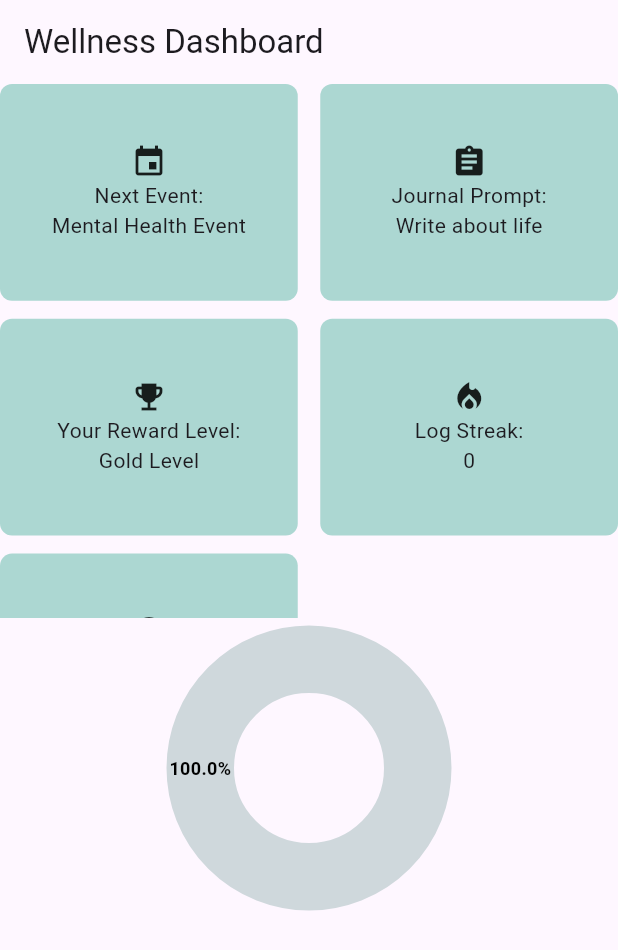
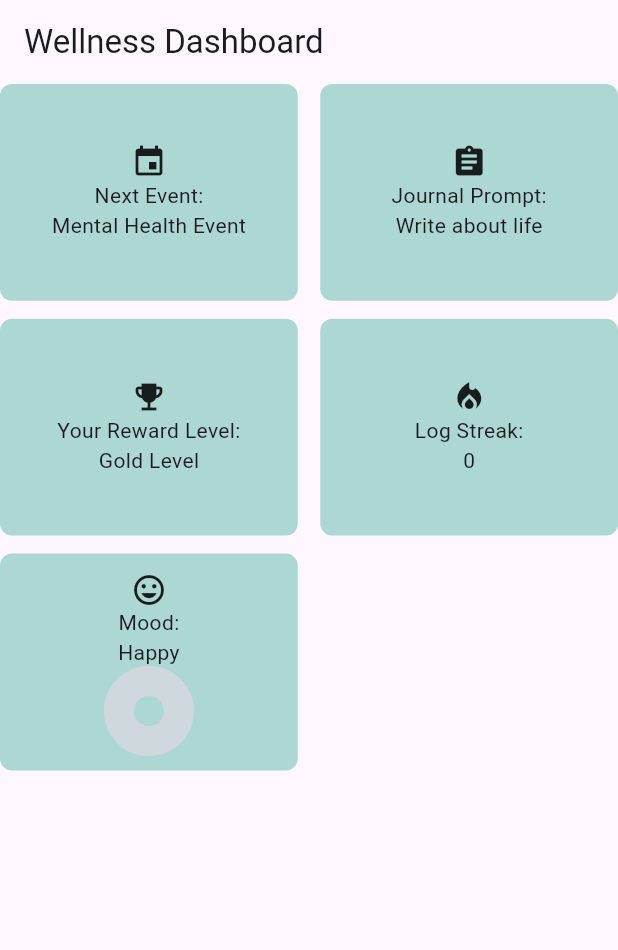
Before and after one commit to WillssEdgar/MoodWaves, a Flutter app: the DashboardWidget widget shown alone on an empty page, opened directly, on a phone screen of 412 x 824 dp. Shown: the top 950 px of the screen. Run offline on Flutter 3.47's test engine with Material 3 defaults, Android fonts, the phone set to English and light mode, and no system bars; our stand-ins replace cloud_firestore, firebase_auth, firebase_core, table_calendar; accounts and stored records are empty.

Commit message:
Pie Chart to Dashboard Card

```diff
--- a/lib/data/card_details.dart
+++ b/lib/data/card_details.dart
@@ -4,22 +4,24 @@ import 'package:mood_waves/model/card_model.dart';
 /// The CardDetails class contains the cardData list that contains the data for the cards displayed on the dashboard.
 class CardDetails {
   final String consecutiveDays;
+  Widget? pieChart;
   late final List<CardModel> cardData;
 
-  CardDetails({required this.consecutiveDays})
-      : cardData = _initializeCardData(consecutiveDays);
+  CardDetails({required this.consecutiveDays, this.pieChart})
+      : cardData = _initializeCardData(consecutiveDays, pieChart);
 
-  static List<CardModel> _initializeCardData(String consecutiveDays) {
+  static List<CardModel> _initializeCardData(
+      String consecutiveDays, Widget? pieChart) {
     return [
-      const CardModel(
+      CardModel(
           icon: Icons.event,
           value: "Mental Health Event",
           title: "Next Event:"),
-      const CardModel(
+      CardModel(
           icon: Icons.assignment,
           value: "Write about life",
           title: "Journal Prompt:"),
-      const CardModel(
+      CardModel(
           icon: Icons.emoji_events,
           value: "Gold Level",
           title: "Your Reward Level:"),
@@ -27,7 +29,8 @@ class CardDetails {
           icon: Icons.local_fire_department,
           value: consecutiveDays,
           title: "Log Streak:"),
-      const CardModel(icon: Icons.mood, value: "Happy", title: "Mood:"),
+      CardModel(
+          icon: Icons.mood, value: "Happy", title: "Mood:", widget: pieChart),
     ];
   }
 }
--- a/lib/model/card_model.dart
+++ b/lib/model/card_model.dart
@@ -9,7 +9,11 @@ class CardModel {
   final IconData icon;
   final String value;
   final String title;
+  Widget? widget;
 
-  const CardModel(
-      {required this.icon, required this.value, required this.title});
+  CardModel(
+      {required this.icon,
+      required this.value,
+      required this.title,
+      this.widget});
 }
--- a/lib/screens/events.dart
+++ b/lib/screens/events.dart
@@ -1,25 +1,22 @@
 import 'package:flutter/material.dart';
-
 
 /// Generates the page for the Events tab of the app.
 ///
 class EventsPage extends StatelessWidget {
-
+  const EventsPage({super.key});
 
   /// Override method stores dummy data, and
   @override
   Widget build(BuildContext context) {
     // Dummy data for feed items
     final List<Map<String, String>> feedItems = [
-
-{
-        'title':"What to do with Expired Goods",
+      {
+        'title': "What to do with Expired Goods",
         'content': "One great calming activity is to restock old cans!",
         'author': "UNCW Sustainability",
         'datetime': "February 21 at 2:00PM",
         'location': "Fisher Student Center",
       },
-
       {
         'title': "Fire at Seahawk village",
         'content': "Celebrate at the pool, and eat s'mores at the campfire!",
@@ -28,30 +25,28 @@ class EventsPage extends StatelessWidget {
         'location': "Seahawk Village",
       },
       {
-        'title':"Spa Day",
-        'content':"Take some time to treat yourself!",
-        'author':"Seahawk Wellness",
+        'title': "Spa Day",
+        'content': "Take some time to treat yourself!",
+        'author': "Seahawk Wellness",
         'datetime': "April 26 at 2:30PM",
         'location': "Leonard Student Recreational Center",
-
       },
       {
-        'title':"Yoga on the Beach",
-        'content':"Come join us this morning on the seaside for a calming experience!",
-        'author':"UNCW Yoga Association",
-        'datetime':"April 27 at 8:00AM",
+        'title': "Yoga on the Beach",
+        'content':
+            "Come join us this morning on the seaside for a calming experience!",
+        'author': "UNCW Yoga Association",
+        'datetime': "April 27 at 8:00AM",
         'location': "Wrightsville Beach",
-
       },
       {
-        'title':"Handpan Music Festival",
-        'content':"Listen to the soothing ringing of these bell-like instruments!",
-        'author':"Blue Mountain Group",
-        'datetime':"April 28 at 12:30PM",
+        'title': "Handpan Music Festival",
+        'content':
+            "Listen to the soothing ringing of these bell-like instruments!",
+        'author': "Blue Mountain Group",
+        'datetime': "April 28 at 12:30PM",
         'location': "Fisher Student Center",
-
       }
-
     ];
 
     List sortedList = listSorter(feedItems);
@@ -94,71 +89,58 @@ class EventsPage extends StatelessWidget {
   }
 }
 
-
 /// Returns a checkable time string, allowing cards with closer time
 /// to rise to the top
- DateTime _dateCreator(String eventDate) {
+DateTime _dateCreator(String eventDate) {
   final now = DateTime.now();
   eventDate = eventDate.replaceAll("at ", "");
   List<String> splittedList = eventDate.split(" ");
 
-String timeMonth = splittedList[0].toLowerCase();
-int timeDay = int.parse(splittedList[1]);
-
+  String timeMonth = splittedList[0].toLowerCase();
+  int timeDay = int.parse(splittedList[1]);
 
   String timeVal = splittedList[2];
   List<String> splittedTime = timeVal.split(":");
   int timeHr = int.parse(splittedTime[0]);
-  int timeMin = int.parse(splittedTime[1].substring(0,2));
+  int timeMin = int.parse(splittedTime[1].substring(0, 2));
   String meridium = splittedTime[1].substring(2);
 
   if (meridium == "PM") {
     timeHr = timeHr + 12;
   }
 
-
   // "April" "27" "2:30"
 
-  DateTime eventDateTime = DateTime(now.year, _getMonthIndex(timeMonth), timeDay, timeHr, timeMin);
-  print(eventDateTime);
+  DateTime eventDateTime =
+      DateTime(now.year, _getMonthIndex(timeMonth), timeDay, timeHr, timeMin);
+  //print(eventDateTime);
   return eventDateTime;
 }
 
-
 /// Takes in an unsorted list of events, and based on their DateTime values,
 List listSorter(List feedItems) {
-
-
   final now = DateTime.now();
   List sortedList = [];
   List expiredList = [];
 
-
   for (var i = 0; i < feedItems.length; i++) {
-
-
     DateTime indivEventTime = _dateCreator(feedItems[i]['datetime']);
 
     if (indivEventTime.isBefore(now)) {
-
       String expiredTime = (feedItems[i]["datetime"]);
       feedItems[i]["datetime"] = ("Expired: $expiredTime");
       expiredList.add(feedItems[i]);
-
     } else if (indivEventTime.isAfter(now)) {
       sortedList.add(feedItems[i]);
     }
   }
-    print(expiredList.length);
-    sortedList.addAll(expiredList);
+  //print(expiredList.length);
+  sortedList.addAll(expiredList);
 
   // print(sortedList.reversed);
 
-
   return sortedList;
-
 }
-
 
 /// returns number for month index, generated by ChatGPT
 int _getMonthIndex(String monthName) {
--- a/lib/screens/mood_log.dart
+++ b/lib/screens/mood_log.dart
@@ -137,7 +137,7 @@ class _MoodLogState extends State<MoodLog> {
         // If the moodList is empty, it's the first entry of the day
         isFirstEntryOfDay = currentMoodList.isEmpty;
       } catch (e) {
-        print("Error getting moodList: $e");
+        //print("Error getting moodList: $e");
       }
 
       // Add the new mood to the current moodList
@@ -245,7 +245,10 @@ class _MoodLogState extends State<MoodLog> {
                     child: SizedBox(
                       height: 200,
                       width: 200,
-                      child: MyPieChart(moodLog: moodInfo),
+                      child: MyPieChart(
+                        moodLog: moodInfo,
+                        type: "moodlog",
+                      ),
                     ),
                   ),
                   const SizedBox(width: 15),
--- a/lib/widgets/dashboard_widget.dart
+++ b/lib/widgets/dashboard_widget.dart
@@ -2,7 +2,7 @@ import 'package:flutter/material.dart';
 import 'package:mood_waves/widgets/details_card.dart';
 import 'package:mood_waves/classes/mood_info.dart';
 import 'package:mood_waves/classes/mood.dart';
-import 'package:mood_waves/widgets/pie_chart.dart';
+//import 'package:mood_waves/widgets/pie_chart.dart';
 import 'package:intl/intl.dart';
 import 'package:firebase_auth/firebase_auth.dart';
 import 'package:cloud_firestore/cloud_firestore.dart';
@@ -100,23 +100,27 @@ class _DashboardWidgetState extends State<DashboardWidget> {
 
     return ListView(
       children: [
-        // Place the DetailsCard widget first
-        SizedBox(
-          height: screenSize.height * 0.5,
-          child: const DetailsCard(),
-        ),
+        Column(
+          children: [
+            // Place the DetailsCard widget first
+            SizedBox(
+              height: screenSize.height * 1,
+              child: const DetailsCard(),
+            ),
+          ],
+        )
         // Then the MyPieChart widget
-        if (moodInfo.moodlist.isNotEmpty) ...[
-          SizedBox(
-            height: 200, // Adjust the size as needed
-            width: screenSize.width, // Make the chart take full width
-            child: MyPieChart(moodLog: moodInfo),
-          ),
-        ] else ...[
-          const Center(
-            child: Text("No mood data available"),
-          ),
-        ],
+        // if (moodInfo.moodlist.isNotEmpty) ...[
+        //   SizedBox(
+        //     height: 200, // Adjust the size as needed
+        //     width: screenSize.width, // Make the chart take full width
+        //     child: MyPieChart(moodLog: moodInfo),
+        //   ),
+        // ] else ...[
+        //   const Center(
+        //     child: Text("No mood data available"),
+        //   ),
+        // ],
       ],
     );
   }
--- a/lib/widgets/details_card.dart
+++ b/lib/widgets/details_card.dart
@@ -1,25 +1,95 @@
 import 'package:cloud_firestore/cloud_firestore.dart';
 import 'package:firebase_auth/firebase_auth.dart';
+
 import 'package:flutter/material.dart';
+
 import 'package:intl/intl.dart';
+import 'package:mood_waves/classes/mood.dart';
+import 'package:mood_waves/classes/mood_info.dart';
 import 'package:mood_waves/data/card_details.dart';
 import 'package:mood_waves/widgets/custom_card_widget.dart';
+import 'package:mood_waves/widgets/pie_chart.dart';
 
 class DetailsCard extends StatefulWidget {
   const DetailsCard({Key? key}) : super(key: key);
 
   @override
-  _DetailsCardState createState() => _DetailsCardState();
+  State<DetailsCard> createState() => _DetailsCardState();
 }
 
 class _DetailsCardState extends State<DetailsCard> {
   late String consecutiveDays = '';
+  DateTime today = DateTime.now();
   final String userId = FirebaseAuth.instance.currentUser?.uid ?? '';
+  late MoodInfo moodInfo;
 
   @override
   void initState() {
     super.initState();
     updateConsecutiveDays();
+    moodInfo = MoodInfo(DateFormat('yyyy-MM-dd').format(today),
+        [Mood("No moods entered for this date", Colors.blueGrey.shade100)]);
+    _fetchMoodEntry(today);
+  }
+
+  /// Fetches the mood data for the selected day from the Firestore database.
+  Future<void> _fetchMoodEntry(DateTime selectedDay) async {
+    if (userId.isNotEmpty) {
+      final querySnapshot = await FirebaseFirestore.instance
+          .collection('users')
+          .doc(userId)
+          .collection('moodEntries')
+          .where('id', isEqualTo: DateFormat('yyyy-MM-dd').format(selectedDay))
+          .get();
+
+      /// Extract the moodList from the querySnapshot and create a list of Mood objects.
+      final List<String> moodList = [];
+      for (var doc in querySnapshot.docs) {
+        final moodEntry = doc.data();
+        if (moodEntry.containsKey('moodList')) {
+          List<dynamic> moodListDynamic = moodEntry['moodList'];
+          moodList.addAll(moodListDynamic.map((e) => e.toString()));
+        }
+      }
+
+      /// Create a list of Mood objects from the moodList.
+      List<Mood> moods;
+      if (moodList.isNotEmpty) {
+        moods = moodList
+            .map((moodName) => Mood(moodName, getColorForMoodName(moodName)))
+            .toList();
+      } else {
+        moods = [
+          Mood("No moods entered for this date", Colors.blueGrey.shade100)
+        ];
+      }
+
+      /// Update the moodInfo state with the new MoodInfo object.
+      /// The MoodInfo object contains the moodList and the selected date.
+      setState(() {
+        moodInfo =
+            MoodInfo(DateFormat('yyyy-MM-dd').format(selectedDay), moods);
+      });
+    }
+  }
+
+  /// Returns a color based on the mood name.
+  /// The color is used to display the mood in the MyPieChart widget.
+  Color getColorForMoodName(String moodName) {
+    switch (moodName.toLowerCase()) {
+      case 'peaceful':
+        return Colors.greenAccent.shade400;
+      case 'sad':
+        return Colors.blue.shade400;
+      case 'angry':
+        return Colors.red.shade400;
+      case 'sick':
+        return Colors.deepPurple.shade300;
+      case 'happy':
+        return Colors.yellow.shade400;
+      default:
+        return Colors.blueGrey.shade100;
+    }
   }
 
   Future<void> updateConsecutiveDays() async {
@@ -34,8 +104,13 @@ class _DetailsCardState extends State<DetailsCard> {
   /// Builds the DetailsCard widget.
   @override
   Widget build(BuildContext context) {
-    final studentDetails = CardDetails(consecutiveDays: consecutiveDays);
-    double cardHeight = 150.0; // Adjust based on your design
+    final studentDetails = CardDetails(
+        consecutiveDays: consecutiveDays,
+        pieChart: MyPieChart(
+          moodLog: moodInfo,
+          type: "dashboard",
+        ));
+    double cardHeight = 150; // Adjust based on your design
     double verticalSpacing = 12.0; // Adjust based on your design
     double headerPadding = 20.0; // Additional padding if needed
     int rowCount = (studentDetails.cardData.length / 2).ceil();
@@ -67,6 +142,12 @@ class _DetailsCardState extends State<DetailsCard> {
                 Icon(studentDetails.cardData[index].icon),
                 Text(studentDetails.cardData[index].title),
                 Text(studentDetails.cardData[index].value),
+                if (studentDetails.cardData[index].widget != null) ...[
+                  SizedBox(
+                      height: 58, child: studentDetails.cardData[index].widget)
+                ] else ...[
+                  const SizedBox(),
+                ]
               ],
             ),
           ),
--- a/lib/widgets/pie_chart.dart
+++ b/lib/widgets/pie_chart.dart
@@ -7,26 +7,40 @@ import 'package:mood_waves/classes/mood_info.dart';
 // A pie chart widget that displays mood distribution based on the provided mood log.
 class MyPieChart extends StatelessWidget {
   final MoodInfo moodLog;
-  const MyPieChart({required this.moodLog, Key? key}) : super(key: key);
+  final String type;
+  const MyPieChart({required this.moodLog, required this.type, Key? key})
+      : super(key: key);
 
   @override
   Widget build(BuildContext context) {
+    double centerSpaceRadius = 50;
+    double sectionsSpace = 5;
+    double radius = 45;
+
+    if (type == "dashboard") {
+      centerSpaceRadius = 10;
+      sectionsSpace = 2;
+      radius = 20;
+    }
+
     return Center(
       child: PieChart(
         PieChartData(
-          sections: _generateSections(),
+          sections: _generateSections(radius),
           borderData: FlBorderData(
             show: false,
           ),
-          centerSpaceRadius: 50,
-          sectionsSpace: 5,
+          // centerSpaceRadius: 50,
+
+          centerSpaceRadius: centerSpaceRadius,
+          sectionsSpace: sectionsSpace,
         ),
       ),
     );
   }
 
   // Generates the sections for the pie chart based on mood distrubtion.
-  List<PieChartSectionData> _generateSections() {
+  List<PieChartSectionData> _generateSections(double radius) {
     List<Mood> moods = moodLog.moodlist;
     Map<String?, int> moodCount = {};
 
@@ -56,8 +70,11 @@ class MyPieChart extends StatelessWidget {
         return PieChartSectionData(
           color: colors[index],
           value: moodCount.values.elementAt(index).toDouble(),
-          title: '${percentage.toStringAsFixed(1)}%',
-          radius: 45,
+
+          title: type == "moodlog" ? '${percentage.toStringAsFixed(1)}%' : null,
+          showTitle: type == "moodlog" ? true : false,
+          //radius: 45,
+          radius: radius,
           titleStyle: const TextStyle(
             fontSize: 12,
             fontWeight: FontWeight.bold,
```
